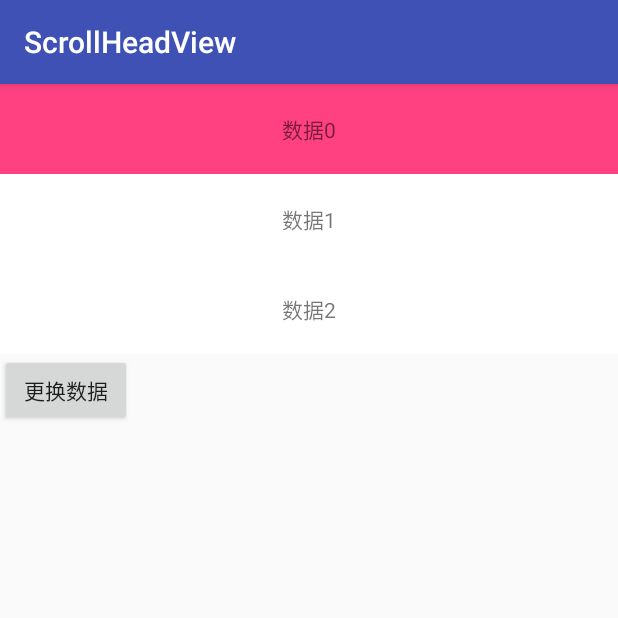
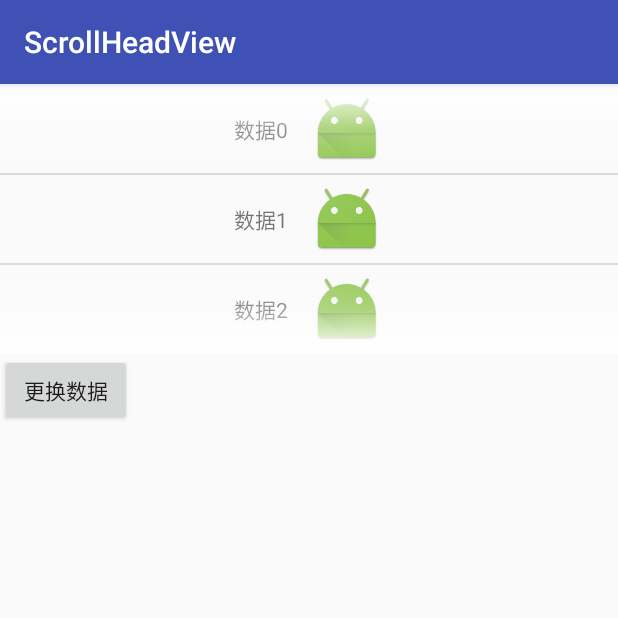
Before and after one commit to SwastikaFHF/scrollHeadView, an Android app: the WheelViewActivity screen opened directly, with no data from a screen before it, on a phone screen of 412 x 824 dp, the top half of it. Run offline under Robolectric (Android 15) with nearby library versions, the light colour scheme and no system bars.

Commit message:
修改旋环View的代码

```diff
--- a/app/src/main/java/com/aitangba/scrollheadview/wheelview/WheelView.java
+++ b/app/src/main/java/com/aitangba/scrollheadview/wheelview/WheelView.java
@@ -2,6 +2,11 @@ package com.aitangba.scrollheadview.wheelview;
 
 import android.content.Context;
 import android.database.DataSetObserver;
+import android.graphics.Canvas;
+import android.graphics.Color;
+import android.graphics.Paint;
+import android.graphics.drawable.Drawable;
+import android.graphics.drawable.GradientDrawable;
 import android.os.Handler;
 import android.os.Message;
 import android.util.AttributeSet;
@@ -19,49 +24,27 @@ public class WheelView extends ViewGroup {
 
     private static final String TAG = "WheelView";
 
-    private int ITEM_HEIGHT_DEFAULT = 200;
-    private int mItemHeight;
+    private static final int MESSAGE_FLING = 1;
+    private static final int CACHE_VIEW_SIZE = 1; //缓存展示的view个数
+
     private Scroller mScroller;
     private ListAdapter mAdapter;
     private DataSetObserver mDataSetObserver;
+    private GestureDetector mGestureDetector;
 
-    public void setAdapter(ListAdapter adapter) {
-        if (mAdapter != null && mDataSetObserver != null) {
-            mAdapter.unregisterDataSetObserver(mDataSetObserver);
-        }
-
-        mAdapter = adapter;
-        if(mAdapter != null) {
-            mDataSetObserver = new AdapterDataSetObserver();
-            mAdapter.registerDataSetObserver(mDataSetObserver);
-            makeAndAddChild();
-        }
-    }
-
-    private void makeAndAddChild() {
-        if(mAdapter == null)return;
-
-        final int childCount = 4;
-        mOffset = 0;
-        mDataOffset = 0;
-
-        if(getChildCount() == 0 && mAdapter.getCount() > 0) {
-            for(int i = 0; i< childCount; i++) {
-                addView(mAdapter.getView(i, null, this));
-            }
-        } else {
-            requestLayout();
-        }
-    }
+    private int mOffset;  //-count * itemHeight <--> count * itemHeight
+    private int mItemHeight;
+    private int mDataOffset; //最大值 = 数据长度 * itemHeight
+    private boolean mIsCyclic = true;
+    private int lastScrollY = 0;
+    private int mDisplayViewsCount = 3;
 
     public WheelView(Context context) {
         this(context, null);
     }
-
     public WheelView(Context context, AttributeSet attrs) {
         this(context, attrs, 0);
     }
-    private GestureDetector mGestureDetector;
 
     public WheelView(Context context, AttributeSet attrs, int defStyleAttr) {
         super(context, attrs, defStyleAttr);
@@ -72,23 +55,30 @@ public class WheelView extends ViewGroup {
     @Override
     protected void onMeasure(int widthMeasureSpec, int heightMeasureSpec) {
 
-        int widthSize = MeasureSpec.getSize(widthMeasureSpec);
-        int widthMode = MeasureSpec.getMode(widthMeasureSpec);
-        int heightSize = MeasureSpec.getSize(heightMeasureSpec);
-        int heightMode = MeasureSpec.getMode(heightMeasureSpec);
+        final int widthSize = MeasureSpec.getSize(widthMeasureSpec);
+        final int widthMode = MeasureSpec.getMode(widthMeasureSpec);
+        final int heightSize = MeasureSpec.getSize(heightMeasureSpec);
+        final int heightMode = MeasureSpec.getMode(heightMeasureSpec);
 
-        measureChildren(widthMeasureSpec, heightMeasureSpec);
+        final int height;
+        if(heightMode == MeasureSpec.EXACTLY) {
+            height = heightSize;
+        } else {
+            measureChildren(widthMeasureSpec, heightMeasureSpec);
+            if(getChildCount() > 0) {
+                View child = getChildAt(0);
+                mItemHeight = child.getMeasuredHeight();
+            }
 
-        mItemHeight = ITEM_HEIGHT_DEFAULT;
-        if(getChildCount() > 0) {
-            View child = getChildAt(0);
-            mItemHeight = child.getMeasuredHeight();
+            final int heightNeed = mItemHeight * mDisplayViewsCount;
+            if(heightMode == MeasureSpec.UNSPECIFIED) {
+                height = heightNeed;
+            } else {   //MeasureSpec.AT_MOST
+                height = Math.min(heightNeed, heightSize);
+            }
         }
-        setMeasuredDimension(widthSize, mItemHeight * 3);
+        setMeasuredDimension(widthSize, height);
     }
-
-    private int mOffset;  //-count * itemHeight <--> count * itemHeight
-    private int mDataOffset; //最大值 = 数据长度 * itemHeight
 
     @Override
     protected void onLayout(boolean changed, int l, int t, int r, int b) {
@@ -125,6 +115,82 @@ public class WheelView extends ViewGroup {
         }
     }
 
+    private Drawable mTopDrawable;
+    private Drawable mBottomDrawable;
+    private final static int mSelectionDividerHeight = 2; //选择线的宽度
+    private boolean mShowSelectorWheel = true;
+
+    @Override
+    protected void dispatchDraw(Canvas canvas) {
+        super.dispatchDraw(canvas);
+        if(mTopDrawable == null){
+            int colors[] = { 0xffffffff , 0x3fffffff, 0x00ffffff };//开始颜色，中间颜色，结束颜色
+            int bottom =  mItemHeight - mSelectionDividerHeight / 2;
+            mTopDrawable = new GradientDrawable(GradientDrawable.Orientation.TOP_BOTTOM, colors);
+            mTopDrawable.setBounds(0, 0, getMeasuredWidth(), bottom);
+        }
+        mTopDrawable.draw(canvas);
+
+        if(mBottomDrawable == null){
+            int colors[] = { 0xffffffff , 0x3fffffff, 0x00ffffff };//开始颜色，中间颜色，结束颜色
+            mBottomDrawable = new GradientDrawable(GradientDrawable.Orientation.BOTTOM_TOP, colors);
+            int top = (mDisplayViewsCount - 1) * mItemHeight + mSelectionDividerHeight / 2;
+            int bottom = mDisplayViewsCount * mItemHeight;
+            mBottomDrawable.setBounds(0, top, getMeasuredWidth(), bottom);
+        }
+        mBottomDrawable.draw(canvas);
+
+        if(mShowSelectorWheel) {
+            final int middlePosition = (int) Math.ceil((double) mDisplayViewsCount / 2);
+            final int upLintY = (middlePosition - 1) * mItemHeight;
+            final int underLintY = middlePosition * mItemHeight;
+            final int right = getMeasuredWidth();
+
+            Paint paint = new Paint();
+            paint.setColor(Color.parseColor("#d5dce4"));
+            paint.setStrokeWidth(mSelectionDividerHeight);
+            canvas.drawLine(0, upLintY, right, upLintY, paint);
+            canvas.drawLine(0, underLintY, right, underLintY, paint);
+        }
+    }
+
+    public void setAdapter(ListAdapter adapter) {
+        if (mAdapter != null && mDataSetObserver != null) {
+            mAdapter.unregisterDataSetObserver(mDataSetObserver);
+        }
+
+        mAdapter = adapter;
+        if(mAdapter != null) {
+            mDataSetObserver = new AdapterDataSetObserver();
+            mAdapter.registerDataSetObserver(mDataSetObserver);
+            makeAndAddChild();
+        }
+    }
+
+    private void makeAndAddChild() {
+        if(mAdapter == null)return;
+
+        invalidateLayouts();
+
+        if(getChildCount() == 0 && mAdapter.getCount() > 0) {
+            final int count = mAdapter.getCount();
+            final boolean isNeedCyclic = count > mDisplayViewsCount;
+            final int childNeed = isNeedCyclic ? mDisplayViewsCount + CACHE_VIEW_SIZE : count;
+            mDisplayViewsCount = isNeedCyclic ? mDisplayViewsCount : count;
+            mIsCyclic = mIsCyclic && isNeedCyclic;
+            for(int i = 0; i< childNeed; i++) {
+                addView(mAdapter.getView(i, null, this));
+            }
+        } else {
+            requestLayout();
+        }
+    }
+
+    private void invalidateLayouts() {
+        mOffset = 0;
+        mDataOffset = 0;
+    }
+
     private void setViewData(View child, int position) {
         if(mAdapter != null) {
             mAdapter.getView(position, child, this);
@@ -145,8 +211,9 @@ public class WheelView extends ViewGroup {
     @Override
     public boolean dispatchTouchEvent(MotionEvent ev) {
         int action = ev.getAction() & MotionEvent.ACTION_MASK;
-        if(action == MotionEvent.ACTION_CANCEL || action == MotionEvent.ACTION_OUTSIDE) {
-            return false;
+        if(!mIsCyclic || action == MotionEvent.ACTION_CANCEL || action == MotionEvent.ACTION_OUTSIDE) {
+            mScroller.forceFinished(true);
+            return super.dispatchTouchEvent(ev);
         }
         return mGestureDetector.onTouchEvent(ev) || super.dispatchTouchEvent(ev);
     }
@@ -160,7 +227,7 @@ public class WheelView extends ViewGroup {
     private void doFling() {
         animationHandler.sendEmptyMessage(MESSAGE_FLING);
     }
-    private static final int MESSAGE_FLING = 1;
+
 
     private Handler animationHandler = new Handler() {
         public void handleMessage(Message msg) {
@@ -180,9 +247,6 @@ public class WheelView extends ViewGroup {
             }
         }
     };
-
-    private boolean mIsCyclic = true;
-    private int lastScrollY = 0;
 
     private class CustomGestureListener extends GestureDetector.SimpleOnGestureListener {
 
@@ -211,6 +275,7 @@ public class WheelView extends ViewGroup {
     private class AdapterDataSetObserver extends DataSetObserver {
 
         public void onChanged() {
+            mScroller.forceFinished(true);
             clearFocus();
             makeAndAddChild();
         }
--- a/app/src/main/java/com/aitangba/scrollheadview/wheelview/WheelViewActivity.java
+++ b/app/src/main/java/com/aitangba/scrollheadview/wheelview/WheelViewActivity.java
@@ -81,13 +81,13 @@ public class WheelViewActivity extends AppCompatActivity {
                 convertView = LayoutInflater.from(WheelViewActivity.this).inflate(R.layout.item_wheel, parent, false);
             }
 
-            TextView textView = (TextView) convertView;
+            TextView textView = (TextView) convertView.findViewById(R.id.text);
             textView.setText(getItem(position));
-            if(position % 4 == 0) {
-                convertView.setBackgroundColor(ContextCompat.getColor(WheelViewActivity.this, R.color.colorAccent));
-            } else {
-                convertView.setBackgroundColor(ContextCompat.getColor(WheelViewActivity.this, android.R.color.white));
-            }
+//            if(position % 4 == 0) {
+//                convertView.setBackgroundColor(ContextCompat.getColor(WheelViewActivity.this, R.color.colorAccent));
+//            } else {
+//                convertView.setBackgroundColor(ContextCompat.getColor(WheelViewActivity.this, android.R.color.white));
+//            }
 
             return convertView;
         }
--- a/app/src/main/res/layout/item_wheel.xml
+++ b/app/src/main/res/layout/item_wheel.xml
@@ -1,10 +1,22 @@
 <?xml version="1.0" encoding="utf-8"?>
-
-
-<TextView
+<LinearLayout
     xmlns:android="http://schemas.android.com/apk/res/android"
     android:layout_width="match_parent"
     android:layout_height="60dp"
-    android:background="@color/colorAccent"
-    android:gravity="center"
-    android:text="@string/app_name"/>
+    android:orientation="horizontal"
+    android:gravity="center">
+
+    <TextView
+        android:id="@+id/text"
+        android:layout_width="wrap_content"
+        android:layout_height="60dp"
+        android:gravity="center"
+        android:text="@string/app_name"/>
+
+    <ImageView
+        android:layout_width="wrap_content"
+        android:layout_height="wrap_content"
+        android:layout_marginLeft="15dp"
+        android:src="@mipmap/ic_launcher"/>
+
+</LinearLayout>
```
